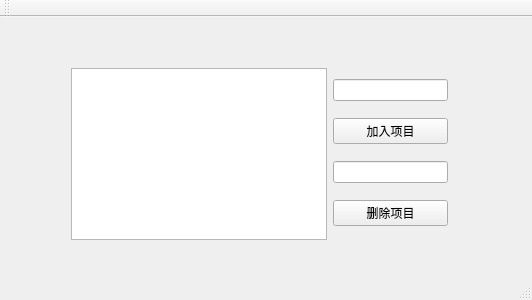
Above: mainwindow.ui from 1143910315/Drawing before the change. Below: the same form after it.
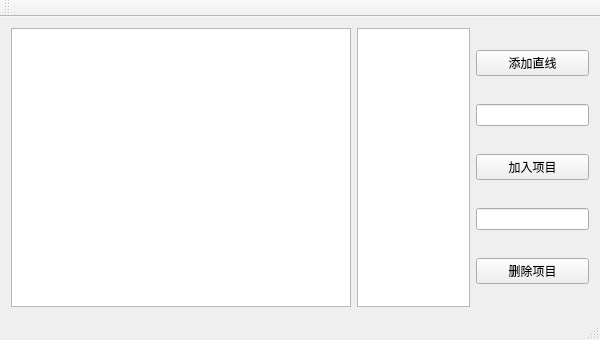
That is the form after the change. Custom widgets are drawn as their Qt base class.

The edit to the form file:
```diff
--- a/mainwindow.ui
+++ b/mainwindow.ui
@@ -6,29 +6,32 @@
    <rect>
     <x>0</x>
     <y>0</y>
-    <width>532</width>
-    <height>300</height>
+    <width>600</width>
+    <height>340</height>
    </rect>
   </property>
   <property name="windowTitle">
    <string>MainWindow</string>
   </property>
   <widget class="QWidget" name="centralWidget">
-   <widget class="QWidget" name="">
-    <property name="geometry">
-     <rect>
-      <x>60</x>
-      <y>40</y>
-      <width>399</width>
-      <height>194</height>
-     </rect>
-    </property>
-    <layout class="QHBoxLayout" name="horizontalLayout">
+   <layout class="QHBoxLayout" name="horizontalLayout_2">
+    <item>
+     <layout class="QHBoxLayout" name="horizontalLayout" stretch="3,1,1">
+      <item>
+       <widget class="GraphicsView" name="graphicsView"/>
+      </item>
      <item>
       <widget class="QListView" name="listView"/>
      </item>
      <item>
       <layout class="QVBoxLayout" name="verticalLayout">
+        <item>
+         <widget class="QPushButton" name="pushButton_3">
+          <property name="text">
+           <string>添加直线</string>
+          </property>
+         </widget>
+        </item>
        <item>
         <widget class="QLineEdit" name="lineEdit">
          <property name="toolTip">
@@ -66,7 +69,8 @@
       </layout>
      </item>
     </layout>
-   </widget>
+    </item>
+   </layout>
   </widget>
   <widget class="QMenuBar" name="menuBar">
    <property name="geometry">
@@ -89,6 +93,13 @@
   <widget class="QStatusBar" name="statusBar"/>
  </widget>
  <layoutdefault spacing="6" margin="11"/>
+ <customwidgets>
+  <customwidget>
+   <class>GraphicsView</class>
+   <extends>QGraphicsView</extends>
+   <header>graphicsview.h</header>
+  </customwidget>
+ </customwidgets>
  <resources/>
  <connections/>
 </ui>
```
Left out of the diff: 2 changed lines with no effect on the pictures. Lines whose indentation alone changed are shown as unchanged.
